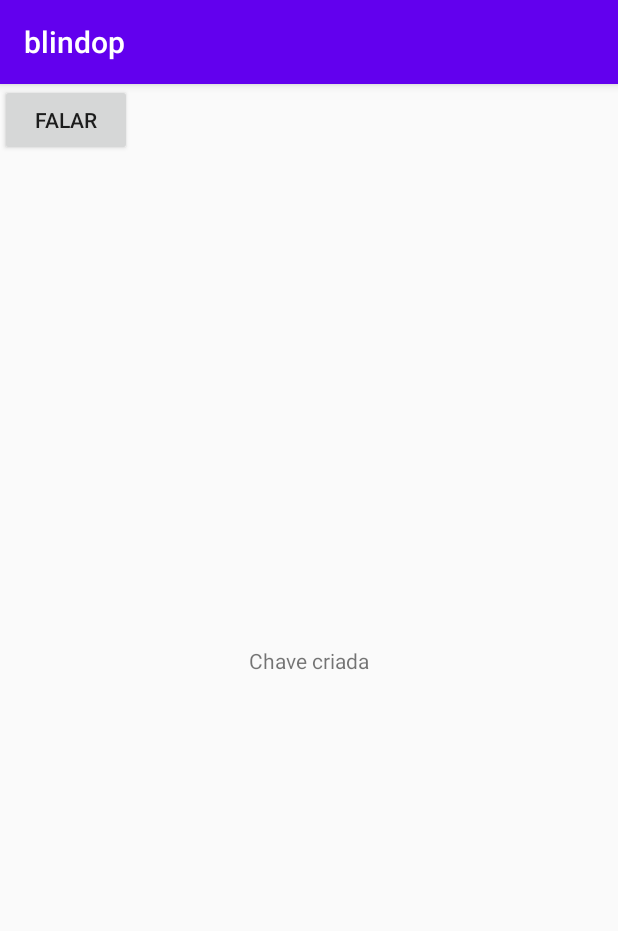
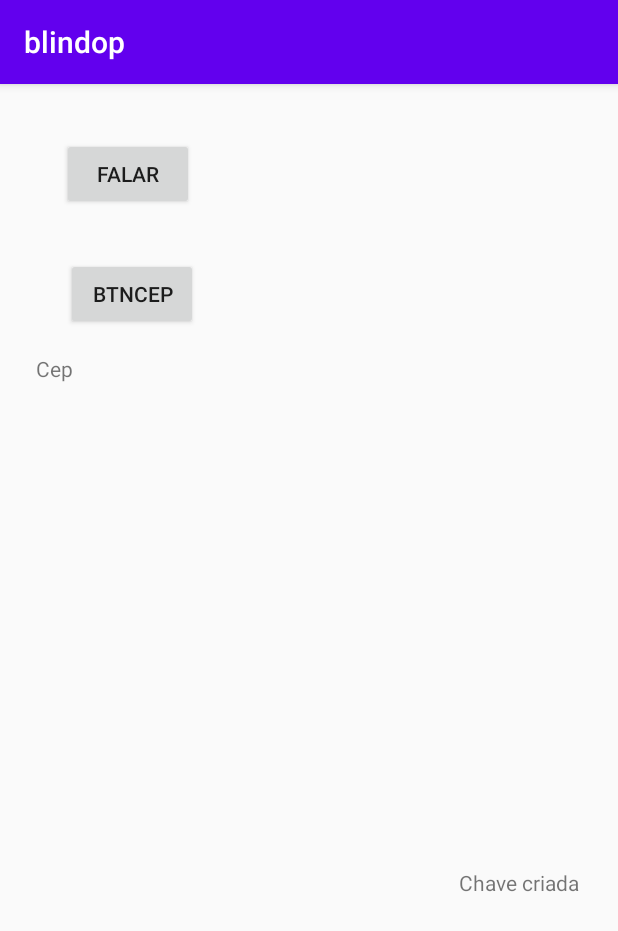
Before and after one commit to shis218/BlindOP, an Android app: the screen it shows after launch (MainActivity), on a phone screen of 412 x 824 dp. Shown: the top 931 px of the screen. Run offline under Robolectric (Android 15) with nearby library versions, the phone set to English and light mode, and no system bars.

Commit message:
Mudança de gradle e uso do retrofit

```diff
--- a/app/src/main/java/com/example/blindop/CEPService.java
+++ b/app/src/main/java/com/example/blindop/CEPService.java
@@ -6,7 +6,7 @@ import retrofit2.http.Path;
 
 public interface CEPService {
 
-    @GET("cep/find/{cep}/json")
-    Call<CEP> buscarCEP(@Path("cep") String cep);
-
+    @GET("03068000/json/")
+    //Call<CEP> buscarCEP(@Path("cep") String cep);
+    Call<CEP> buscarCEP();
 }
--- a/app/src/main/java/com/example/blindop/MainActivity.java
+++ b/app/src/main/java/com/example/blindop/MainActivity.java
@@ -64,14 +64,18 @@ public class MainActivity extends AppCompatActivity {
 
     //Text to speech
     TextToSpeech dTTS;
+    Button btncep;
+    TextView txtCep;
 
+    TextView centralTxt;
     @Override
     protected void onCreate(Bundle savedInstanceState) {
         super.onCreate(savedInstanceState);
         setContentView(R.layout.activity_main);
-        TextView centralTxt = (TextView) findViewById(R.id.hwtxt);
+        centralTxt = (TextView) findViewById(R.id.hwtxt);
         Button btnFala = (Button) findViewById(R.id.falar);
-
+        btncep = (Button) findViewById(R.id.btnCep);
+        txtCep = (TextView) findViewById(R.id.txtCep);
         Context context=getApplicationContext();
 //Inicializa TTS
         dTTS=new TextToSpeech(getApplicationContext(), new TextToSpeech.OnInitListener() {
@@ -101,6 +105,13 @@ public class MainActivity extends AppCompatActivity {
             public void onClick(View v) {
                 //dTTS.speak("TTS funcionando",dTTS.QUEUE_FLUSH,null,null);
                 speak("TTS Funcionando perfeitamente");
+            }
+        });
+
+        btncep.setOnClickListener(new View.OnClickListener() {
+            public void onClick(View v) {
+                //Search for CEP
+                BuscaCep();
             }
         });
 
@@ -179,19 +190,20 @@ public class MainActivity extends AppCompatActivity {
     }
 
        public void BuscaCep(){
-        CEP cep=new CEP();
-
-    Call<CEP> call = new RetrofitConfig().getCEPService().buscarCEP(cep.getText().toString());
+           CEP cep=new CEP();
+           centralTxt.setText("Indo");
+        Call<CEP> call = new RetrofitConfig().getCEPService().buscarCEP();
                 call.enqueue(new Callback<CEP>() {
                     @Override
                     public void onResponse(Call<CEP> call, Response<CEP> response) {
                         CEP cep = response.body();
-        //                resposta.setText(cep.toString());
+                        txtCep.setText(cep.toString());
+                        centralTxt.setText("Resposta");
                     }
 
                     @Override
                     public void onFailure(Call<CEP> call, Throwable t) {
-
+                        centralTxt.setText("Falhou"+t.getMessage());
                     }
                 });
         }
--- a/app/src/main/java/com/example/blindop/RetrofitConfig.java
+++ b/app/src/main/java/com/example/blindop/RetrofitConfig.java
@@ -10,7 +10,7 @@ public class RetrofitConfig {
 
     public RetrofitConfig() {
         this.retrofit = new Retrofit.Builder()
-                .baseUrl("http://ws.matheuscastiglioni.com.br/ws/")
+                .baseUrl("https://viacep.com.br/ws/")
                 .addConverterFactory(JacksonConverterFactory.create())
                 .build();
     }
--- a/app/src/main/res/layout/activity_main.xml
+++ b/app/src/main/res/layout/activity_main.xml
@@ -6,22 +6,53 @@
     android:layout_height="match_parent"
     tools:context=".MainActivity">
 
+    <Button
+        android:id="@+id/btnCep"
+        android:layout_width="wrap_content"
+        android:layout_height="wrap_content"
+        android:layout_marginStart="43dp"
+        android:layout_marginTop="32dp"
+        android:layout_marginEnd="280dp"
+        android:layout_marginBottom="10dp"
+        android:text="BtnCep"
+        app:layout_constraintBottom_toTopOf="@+id/txtCep"
+        app:layout_constraintEnd_toEndOf="parent"
+        app:layout_constraintStart_toStartOf="parent"
+        app:layout_constraintTop_toBottomOf="@+id/falar" />
+
     <TextView
         android:id="@+id/hwtxt"
         android:layout_width="wrap_content"
         android:layout_height="wrap_content"
         android:text="Hello World!"
         app:layout_constraintBottom_toBottomOf="parent"
+        app:layout_constraintHorizontal_bias="0.922"
         app:layout_constraintLeft_toLeftOf="parent"
         app:layout_constraintRight_toRightOf="parent"
-        app:layout_constraintTop_toTopOf="parent" />
+        app:layout_constraintTop_toTopOf="parent"
+        app:layout_constraintVertical_bias="0.698" />
 
     <Button
         android:id="@+id/falar"
         android:layout_width="wrap_content"
         android:layout_height="wrap_content"
+        android:layout_marginStart="41dp"
+        android:layout_marginTop="36dp"
+        android:layout_marginEnd="282dp"
         android:text="Falar"
-        tools:layout_editor_absoluteX="41dp"
-        tools:layout_editor_absoluteY="104dp" />
+        app:layout_constraintEnd_toEndOf="parent"
+        app:layout_constraintHorizontal_bias="0.0"
+        app:layout_constraintStart_toStartOf="parent"
+        app:layout_constraintTop_toTopOf="parent" />
+
+    <TextView
+        android:id="@+id/txtCep"
+        android:layout_width="wrap_content"
+        android:layout_height="wrap_content"
+        android:layout_marginStart="24dp"
+        android:layout_marginTop="16dp"
+        android:text="Cep"
+        app:layout_constraintStart_toStartOf="parent"
+        app:layout_constraintTop_toBottomOf="@+id/btnCep" />
 
 </androidx.constraintlayout.widget.ConstraintLayout>
```
Also changed, not shown: app/build.gradle (+7 -1 lines), app/src/main/java/com/example/blindop/CEP.java (+51 -14 lines).
